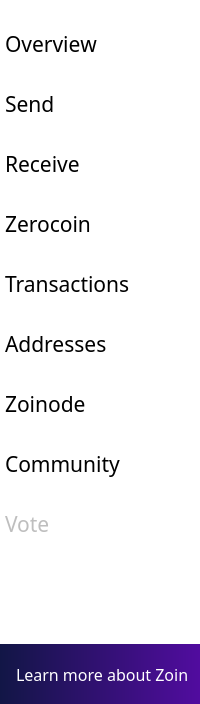
The window that src/qt/forms/menupage.ui (noirofficial/noir) describes before a commit, drawn with Qt 5.
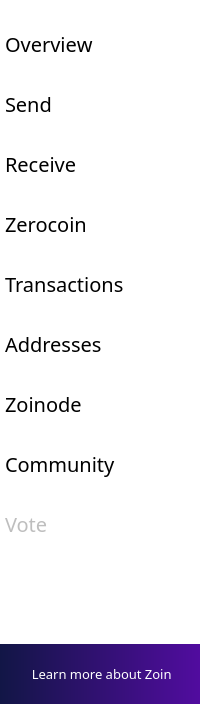
The same window after the commit. Icons and pictures are not drawn.

```diff
--- a/src/qt/forms/menupage.ui
+++ b/src/qt/forms/menupage.ui
@@ -442,7 +442,7 @@
      <property name="font">
       <font>
        <family>ZoinLight</family>
-       <pointsize>16</pointsize>
+       <pointsize>15</pointsize>
        <weight>50</weight>
        <italic>false</italic>
        <bold>false</bold>
@@ -514,7 +514,7 @@
      <property name="font">
       <font>
        <family>ZoinLight</family>
-       <pointsize>16</pointsize>
+       <pointsize>15</pointsize>
        <weight>50</weight>
        <bold>false</bold>
       </font>
@@ -577,7 +577,7 @@
      <property name="font">
       <font>
        <family>ZoinLight</family>
-       <pointsize>16</pointsize>
+       <pointsize>15</pointsize>
        <weight>50</weight>
        <bold>false</bold>
       </font>
@@ -643,7 +643,7 @@
      <property name="font">
       <font>
        <family>ZoinLight</family>
-       <pointsize>16</pointsize>
+       <pointsize>15</pointsize>
        <weight>50</weight>
        <bold>false</bold>
       </font>
@@ -709,7 +709,7 @@
      <property name="font">
       <font>
        <family>ZoinLight</family>
-       <pointsize>16</pointsize>
+       <pointsize>15</pointsize>
        <weight>50</weight>
        <bold>false</bold>
       </font>
@@ -772,7 +772,7 @@
      <property name="font">
       <font>
        <family>ZoinLight</family>
-       <pointsize>16</pointsize>
+       <pointsize>15</pointsize>
        <weight>50</weight>
        <bold>false</bold>
       </font>
@@ -838,7 +838,7 @@
      <property name="font">
       <font>
        <family>ZoinLight</family>
-       <pointsize>16</pointsize>
+       <pointsize>15</pointsize>
        <weight>50</weight>
        <bold>false</bold>
       </font>
@@ -891,7 +891,7 @@
      <property name="font">
       <font>
        <family>ZoinLight</family>
-       <pointsize>16</pointsize>
+       <pointsize>15</pointsize>
        <weight>50</weight>
        <bold>false</bold>
       </font>
@@ -959,7 +959,7 @@
      <property name="font">
       <font>
        <family>ZoinLight</family>
-       <pointsize>16</pointsize>
+       <pointsize>15</pointsize>
        <weight>50</weight>
        <bold>false</bold>
       </font>
@@ -1103,7 +1103,7 @@
         <property name="font">
          <font>
           <family>ZoinLight</family>
-          <pointsize>12</pointsize>
+          <pointsize>10</pointsize>
          </font>
         </property>
         <property name="styleSheet">
```
Left out of the diff: 22 changed lines with no effect on the pictures.
